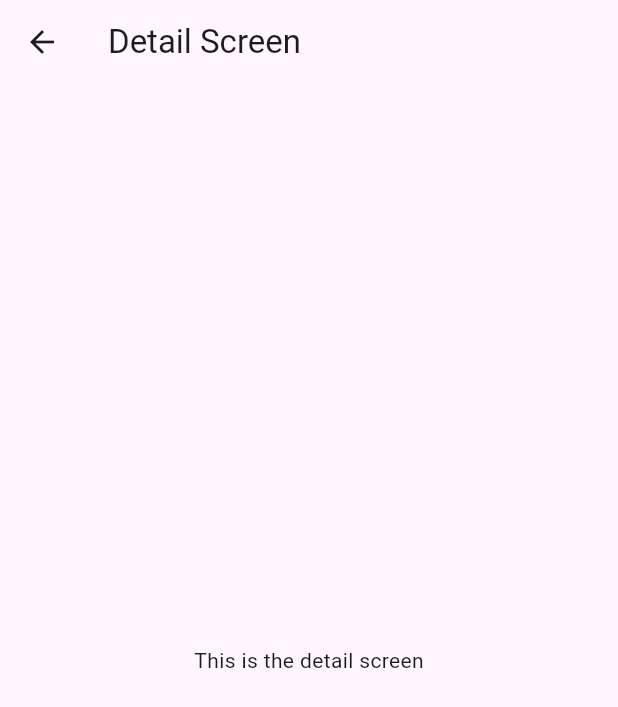
After one commit to RomanMaydana/teting_app, a Flutter app: the HomeScreen screen opened directly, after a tap on "Go to Detail Screen", on a phone screen of 412 x 824 dp. The commit adds this screen. Shown: the top 707 px of the screen. Run offline on Flutter 3.47's test engine with Material 3 defaults, Android fonts, the phone set to English and light mode, and no system bars; our stand-ins replace go_router; missing offline and left inert: flutter_driver.

Commit message:
Adding integration tests

```diff
--- a/lib/main.dart
+++ b/lib/main.dart
@@ -1,12 +1,14 @@
 import 'package:flutter/material.dart';
 import 'package:go_router/go_router.dart';
 import 'package:provider/provider.dart';
+import 'package:testing_app/screens/details.dart';
+import 'package:testing_app/screens/login_screen.dart';
 import 'models/favorites.dart';
 import 'screens/favorites.dart';
 import 'screens/home.dart';
-
+import 'package:flutter_driver/driver_extension.dart';
 void main() {
-  runApp(const TestingApp());
+  runApp(const IntegrationTestingApp());
 }
 
 final _router = GoRouter(
@@ -28,6 +30,17 @@ final _router = GoRouter(
   ],
 );
 
+class IntegrationTestingApp extends StatelessWidget {
+  const IntegrationTestingApp({super.key});
+
+  @override
+  Widget build(BuildContext context) {
+    return MaterialApp(
+      home: LoginScreen(),
+    );
+  }
+}
+
 class TestingApp extends StatelessWidget {
   const TestingApp({super.key});
 
--- /dev/null
+++ b/lib/screens/details.dart
@@ -0,0 +1,39 @@
+// lib/main.dart
+import 'package:flutter/material.dart';
+
+
+class HomeScreen extends StatelessWidget {
+  @override
+  Widget build(BuildContext context) {
+    return Scaffold(
+      appBar: AppBar(
+        title: Text('Home Screen'),
+      ),
+      body: Center(
+        child: ElevatedButton(
+          onPressed: () {
+            Navigator.push(
+              context,
+              MaterialPageRoute(builder: (context) => DetailScreen()),
+            );
+          },
+          child: Text('Go to Detail Screen'),
+        ),
+      ),
+    );
+  }
+}
+
+class DetailScreen extends StatelessWidget {
+  @override
+  Widget build(BuildContext context) {
+    return Scaffold(
+      appBar: AppBar(
+        title: Text('Detail Screen'),
+      ),
+      body: Center(
+        child: Text('This is the detail screen'),
+      ),
+    );
+  }
+}
--- a/lib/screens/login_screen.dart
+++ b/lib/screens/login_screen.dart
@@ -37,10 +37,12 @@ class _LoginScreenState extends State<LoginScreen> {
           children: <Widget>[
             TextField(
               controller: _emailController,
+              key: const Key('emailField'),
               decoration: InputDecoration(labelText: 'Email'),
             ),
             TextField(
               controller: _passwordController,
+              key: const Key('passwordField'),
               decoration: InputDecoration(labelText: 'Password'),
               obscureText: true,
             ),
@@ -50,6 +52,7 @@ class _LoginScreenState extends State<LoginScreen> {
                 style: TextStyle(color: Colors.red),
               ),
             ElevatedButton(
+              key: Key('loginButton'),
               onPressed: _login,
               child: Text('Login'),
             ),
@@ -73,7 +76,7 @@ class TodoListScreen extends StatelessWidget {
         itemCount: _todos.length,
         itemBuilder: (context, index) {
           return ListTile(
-            title: Text(_todos[index]),
+            title: Text(_todos[index], key: Key(_todos[index]),),
           );
         },
       ),
--- /dev/null
+++ b/test_driver/details_test.dart
@@ -0,0 +1,22 @@
+import 'package:flutter_driver/flutter_driver.dart';
+import 'package:test/test.dart';
+
+void main(){
+  group('Navigation Test', (){
+    FlutterDriver? driver;
+
+    setUpAll(() async {
+      driver = await FlutterDriver.connect();
+    });
+
+    tearDownAll(() async {
+      if(driver != null){
+        await driver!.close();
+      }
+    });
+    test('navigate from home to detail screen', () async {
+      await driver!.tap(find.text('Go to Detail Screen'));
+      expect(await driver!.getText(find.text('This is the detail screen')), 'This is the detail screen');
+    });
+  });
+}
```
Also changed, not shown: test_driver/app.dart (added, +9 -0 lines), test_driver/login_test.dart (added, +29 -0 lines), 4 other files.
